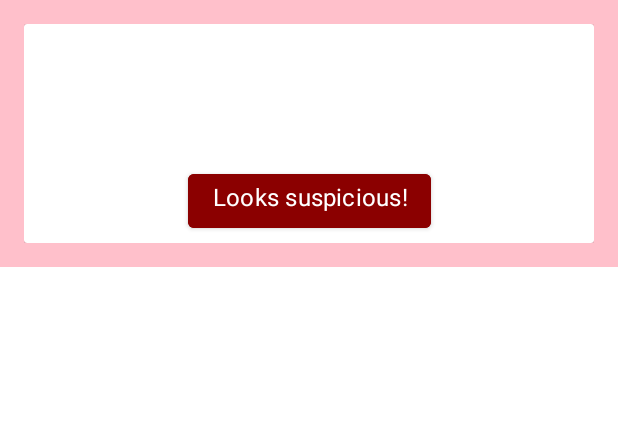
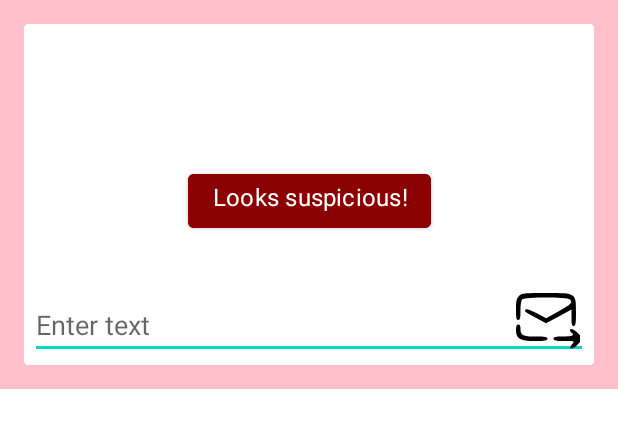
Before and after one commit to shivigupta31121988/ScamInspector, an Android app: the layout message_card.xml on its own in the app's theme, with its tools: preview values and no code run, on a phone screen of 412 x 824 dp. Shown: the top 428 px of the screen. Run offline under Robolectric (Android 15) with nearby library versions, the phone set to English and light mode, and no system bars.

Commit message:
added text box and button to send sms

```diff
--- a/app/src/main/AndroidManifest.xml
+++ b/app/src/main/AndroidManifest.xml
@@ -2,7 +2,9 @@
 <manifest xmlns:android="http://schemas.android.com/apk/res/android"
     xmlns:tools="http://schemas.android.com/tools">
 
-    <uses-permission android:name="android.permission.READ_SMS" ></uses-permission>
+    <uses-permission android:name="android.permission.READ_SMS"
+        ></uses-permission>
+    <uses-permission android:name="android.permission.SEND_SMS"></uses-permission>
     <application
         android:allowBackup="true"
         android:dataExtractionRules="@xml/data_extraction_rules"
--- a/app/src/main/java/com/example/scaminspector/MainActivity.kt
+++ b/app/src/main/java/com/example/scaminspector/MainActivity.kt
@@ -24,6 +24,10 @@ class MainActivity : AppCompatActivity() {
 
     override fun onCreate(savedInstanceState: Bundle?) {
         super.onCreate(savedInstanceState)
+       // val setSmsAppIntent = Intent(Telephony.Sms.Intents.ACTION_CHANGE_DEFAULT)
+        //setSmsAppIntent.putExtra(Telephony.Sms.Intents.EXTRA_PACKAGE_NAME, packageName)
+        //startActivityForResult(setSmsAppIntent, R.layout.activity_main)
+
         setContentView(R.layout.activity_main)
 
         if (ContextCompat.checkSelfPermission(this, permission)
--- /dev/null
+++ b/app/src/main/res/drawable/icons8_send_48.xml
@@ -0,0 +1,10 @@
+<vector android:autoMirrored="true" android:height="48dp"
+    android:viewportHeight="48" android:viewportWidth="48"
+    android:width="48dp" xmlns:android="http://schemas.android.com/apk/res/android">
+    <path android:fillColor="#000000"
+        android:pathData="M6,10c-1.6,1.6 -2,3.3 -2,9 0,5.6 0.3,7 1.5,7 1.2,-0 1.5,-1.4 1.5,-6.3 0,-3.6 0.5,-6.8 1.2,-7.5 1.7,-1.7 29.9,-1.7 31.6,-0 2.2,2.2 1.2,3.3 -7.3,8l-8.4,4.6 -6.5,-3.4c-4.3,-2.3 -6.7,-3.1 -7.1,-2.4 -0.9,1.4 -1.3,1.1 6.7,5.5l6.8,3.7 8.5,-4.6 8.5,-4.6 0,5.5c0,4.2 0.3,5.5 1.5,5.5 1.2,-0 1.5,-1.7 1.5,-9 0,-13.1 0.2,-13 -20,-13 -14.7,-0 -16.2,0.2 -18,2z" android:strokeColor="#00000000"/>
+    <path android:fillColor="#000000"
+        android:pathData="M4,32.5c0,6 2.6,7.5 12.5,7.5 6.9,-0 8.5,-0.3 8.5,-1.5 0,-1.2 -1.5,-1.5 -7.8,-1.5 -8.6,-0 -10.2,-0.8 -10.2,-5.2 0,-1.8 -0.5,-2.8 -1.5,-2.8 -1,-0 -1.5,1.1 -1.5,3.5z" android:strokeColor="#00000000"/>
+    <path android:fillColor="#000000"
+        android:pathData="M40,32.9c0,0.6 0.5,1.3 1,1.6 2.5,1.6 0.5,2.5 -5.5,2.5 -5.1,-0 -6.5,0.3 -6.5,1.5 0,1.2 1.5,1.5 7.2,1.5 6.8,-0 7,0.1 5.5,1.8 -3.8,4.1 -0.3,4.5 3.6,0.4 3.4,-3.5 3.4,-4.2 -0.1,-7.5 -2.8,-2.7 -5.2,-3.5 -5.2,-1.8z" android:strokeColor="#00000000"/>
+</vector>
--- a/app/src/main/res/layout/message_card.xml
+++ b/app/src/main/res/layout/message_card.xml
@@ -81,6 +81,28 @@
 
                 ></Button>
 
+            <FrameLayout
+                android:layout_width="fill_parent"
+                android:layout_height="wrap_content"
+                app:layout_constraintTop_toBottomOf="@id/btnPhishing">
+            <EditText
+                android:id="@+id/etInputMessage"
+                android:layout_width="fill_parent"
+                android:layout_height="wrap_content"
+android:layout_marginTop="36dp"
+                android:hint="Enter text" />
+
+            <ImageButton
+                android:id="@+id/btnSendSms"
+                android:layout_width="46dp"
+                android:layout_height="46dp"
+                android:layout_gravity="bottom|right"
+                android:src="@drawable/icons8_send_48"
+                android:layout_margin="5dp"
+                android:text="SendSMS"
+                android:backgroundTint="@color/white" />
+            </FrameLayout>
+
         </androidx.constraintlayout.widget.ConstraintLayout>
     </androidx.cardview.widget.CardView>
 </androidx.constraintlayout.widget.ConstraintLayout>
```
Also changed, not shown: app/src/main/ic_send_button-playstore.png (added), app/src/main/ic_sendsms_button-playstore.png (added).
